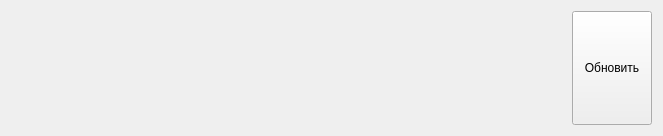
Qt form TotpAuthy/accountitem.ui (alexshapran-as/TotpAuthy) before a commit.
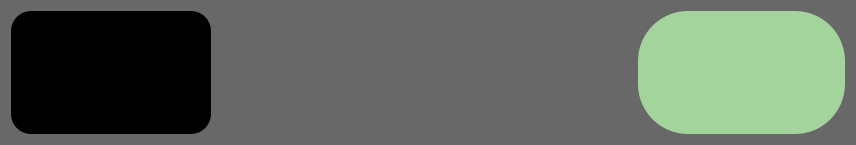
The same form after that commit. Icons and pictures are not drawn.

What changed in the file:
```diff
--- a/TotpAuthy/accountitem.ui
+++ b/TotpAuthy/accountitem.ui
@@ -6,13 +6,21 @@
    <rect>
     <x>0</x>
     <y>0</y>
-    <width>663</width>
-    <height>136</height>
+    <width>856</width>
+    <height>145</height>
    </rect>
   </property>
   <property name="windowTitle">
    <string>Form</string>
   </property>
+  <property name="styleSheet">
+   <string notr="true">QWidget#AccountItem
+{
+background-color: rgb(105, 104, 104);
+border-radius:20px; 
+border: 6px;
+}</string>
+  </property>
   <layout class="QGridLayout" name="gridLayout">
    <item row="0" column="1">
     <spacer name="horizontalSpacer">
@@ -31,10 +39,33 @@
     <widget class="QLabel" name="accountTOTPKeyLabel">
      <property name="sizePolicy">
       <sizepolicy hsizetype="Preferred" vsizetype="Preferred">
-       <horstretch>10</horstretch>
+       <horstretch>2</horstretch>
        <verstretch>0</verstretch>
       </sizepolicy>
      </property>
+     <property name="palette">
+      <palette>
+       <active/>
+       <inactive/>
+       <disabled/>
+      </palette>
+     </property>
+     <property name="font">
+      <font>
+       <pointsize>16</pointsize>
+       <weight>75</weight>
+       <italic>false</italic>
+       <bold>true</bold>
+      </font>
+     </property>
+     <property name="styleSheet">
+      <string notr="true">QLabel#accountTOTPKeyLabel 
+{
+font: bold 16pt;
+font-size: 16pt;
+
+}</string>
+     </property>
      <property name="text">
       <string/>
      </property>
@@ -45,24 +76,83 @@
      <property name="sizePolicy">
       <sizepolicy hsizetype="Preferred" vsizetype="Preferred">
        <horstretch>1</horstretch>
-       <verstretch>5</verstretch>
+       <verstretch>10</verstretch>
       </sizepolicy>
      </property>
+     <property name="maximumSize">
+      <size>
+       <width>200</width>
+       <height>200</height>
+      </size>
+     </property>
+     <property name="baseSize">
+      <size>
+       <width>0</width>
+       <height>0</height>
+      </size>
+     </property>
+     <property name="autoFillBackground">
+      <bool>false</bool>
+     </property>
+     <property name="styleSheet">
+      <string notr="true">QLabel#label
+{
+image: url(:/icons/icons/google.png);
+padding-top: 15px;
+padding-bottom: 15px;
+padding-right: 15px;
+padding-left: 15px;
+background-color: rgb(0, 0, 0);
+border-radius:20px; 
+border: 0px;
+}</string>
+     </property>
+     <property name="inputMethodHints">
+      <set>Qt::ImhNone</set>
+     </property>
+     <property name="frameShape">
+      <enum>QFrame::NoFrame</enum>
+     </property>
+     <property name="frameShadow">
+      <enum>QFrame::Plain</enum>
+     </property>
+     <property name="lineWidth">
+      <number>1</number>
+     </property>
      <property name="text">
       <string/>
      </property>
+     <property name="scaledContents">
+      <bool>false</bool>
+     </property>
+     <property name="margin">
+      <number>0</number>
+     </property>
     </widget>
    </item>
    <item row="0" column="3">
     <widget class="QPushButton" name="refreshTOTPKeyPushButton">
      <property name="sizePolicy">
-      <sizepolicy hsizetype="Minimum" vsizetype="Preferred">
-       <horstretch>0</horstretch>
-       <verstretch>0</verstretch>
+      <sizepolicy hsizetype="Preferred" vsizetype="Preferred">
+       <horstretch>1</horstretch>
+       <verstretch>4</verstretch>
       </sizepolicy>
      </property>
+     <property name="styleSheet">
+      <string notr="true">QPushButton#refreshTOTPKeyPushButton
+{
+image: url(:/icons/icons/refresh.png);
+padding-top: 15px;
+padding-bottom: 15px;
+padding-right: 15px;
+padding-left: 15px;
+background-color: rgb(163, 212, 156);
+border-radius: 50px; 
+border: 0px;
+}</string>
+     </property>
      <property name="text">
-      <string>Обновить</string>
+      <string/>
      </property>
     </widget>
    </item>
```
